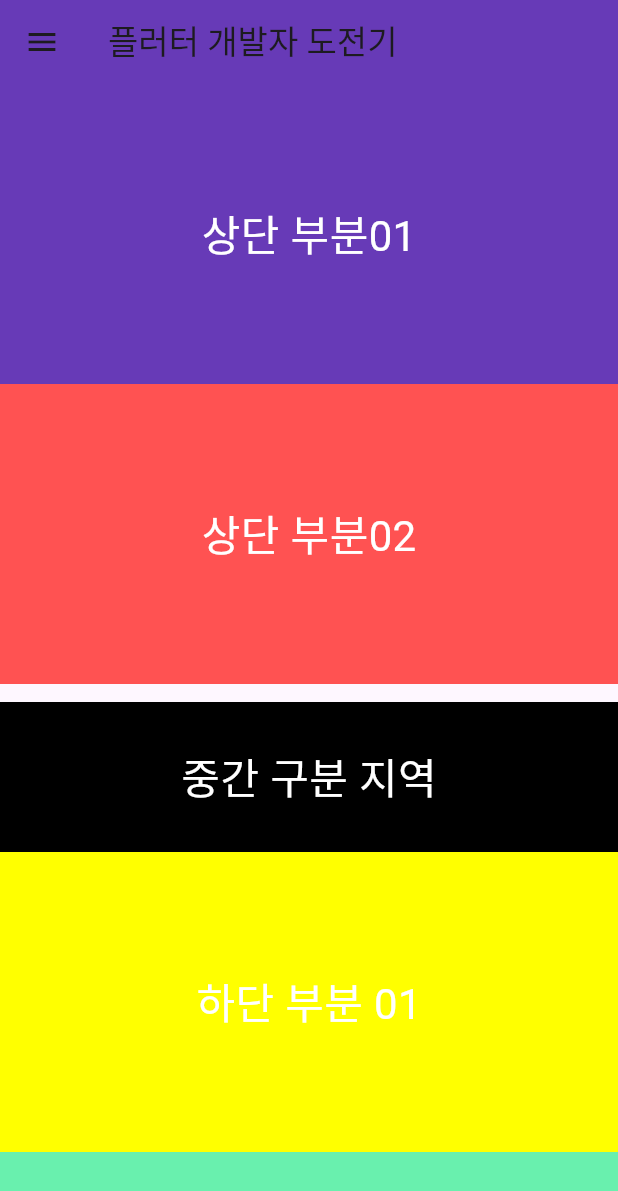
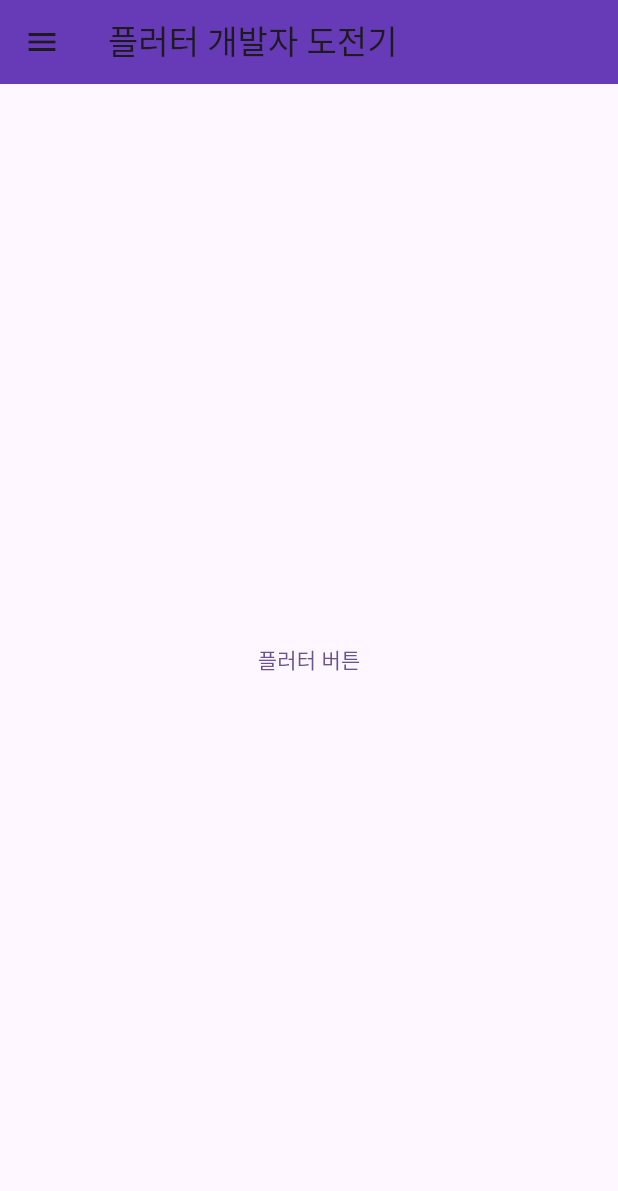
Before and after one commit to croppedeyebrow/Flutter_widget_practice, a Flutter app: the screen it shows after launch, on a phone screen of 412 x 824 dp. Shown: the top 1191 px of the screen. Run offline on Flutter 3.47's test engine with Material 3 defaults, Android fonts, the phone set to English and light mode, and no system bars.

Commit message:
다이얼로그 실습

```diff
--- a/lib/main.dart
+++ b/lib/main.dart
@@ -51,91 +51,47 @@
             )
           ],
         )),
-      body: SingleChildScrollView(
-        child: Column(
-          children: [
-            //상단 부분 스크롤 박스
-            SizedBox(
-              height: MediaQuery.of(context).size.height / 2,
-              child: SingleChildScrollView(
-                child: Column(
-                  children: [
-                    Container(
+        body: Container(
+            // 화면을 감싸는 컨테이너
             child: Center(
-                        child: Text(
-                          "상단 부분01",
-                          style: TextStyle(fontSize: 28, color: Colors.white),
+                // 화면을 가운데 정렬하는 위젯
+                child: TextButton(
+          // 텍스트 버튼 위젯
+          onPressed: () {
+            // 버튼이 눌렸을 때 동작하는 함수
+            // 눌렀을 때 동작
+            showDialog(
+                // 다이얼로그를 띄우는 함수
+                context: context, // 다이얼로그가 띄워질 컨텍스트 설정
+                builder: (BuildContext context) {
+                  // 다이얼로그 내용을 정의하는 빌더 함수
+                  return AlertDialog(
+                    // 알림 다이얼로그 위젯
+                    title: const Text('알림버튼'), // 다이얼로그 제목
+                    content: Container(
+                      // 다이얼로그 내용을 감싸는 컨테이너
+                      child:
+                          const Text("플러터 공부를 계속 진행 하시겠습니까?"), // 다이얼로그 내용 텍스트
                     ),
+                    actions: [
+                      // 다이얼로그 액션 버튼들
+                      TextButton(
+                        // 텍스트 버튼 위젯
+                        onPressed: () =>
+                            Navigator.of(context).pop(), // 다이얼로그를 닫는 함수
+                        child: Text('진행'), // 버튼 텍스트
                       ),
-                      width: MediaQuery.of(context).size.width,
-                      height: 200,
-                      color: Colors.deepPurple,
-                    ),
-                    Container(
-                      child: Center(
-                        child: Text(
-                          "상단 부분02",
-                          style: TextStyle(fontSize: 28, color: Colors.white),
-                        ),
-                      ),
-                      width: MediaQuery.of(context).size.width,
-                      height: 200,
-                      color: Colors.redAccent,
-                    ),
+                      TextButton(
+                        // 텍스트 버튼 위젯
+                        onPressed: () =>
+                            Navigator.of(context).pop(), // 다이얼로그를 닫는 함수
+                        child: Text('취소'), // 버튼 텍스트
+                      )
                     ],
-                ),
-              ),
-            ),
-
-            //중간 구분 지역
-            SizedBox(
-                width: MediaQuery.of(context).size.width,
-                height: 100,
-                child: Container(
-                  color: Colors.black,
-                  child: Center(
-                    child: Text(
-                      "중간 구분 지역",
-                      style: TextStyle(fontSize: 28, color: Colors.white),
-                    ),
-                  ),
-                )),
-
-            //밑에 부분 스크롤 박스
-            SizedBox(
-              height: MediaQuery.of(context).size.height / 2,
-              child: SingleChildScrollView(
-                child: Column(
-                  children: [
-                    Container(
-                      child: Center(
-                        child: Text(
-                          "하단 부분 01",
-                          style: TextStyle(fontSize: 28, color: Colors.white),
-                        ),
-                      ),
-                      width: MediaQuery.of(context).size.width,
-                      height: 200,
-                      color: Colors.yellowAccent,
-                    ),
-                    Container(
-                      child: Center(
-                        child: Text(
-                          "하단 부분 02",
-                          style: TextStyle(fontSize: 28, color: Colors.white),
-                        ),
-                      ),
-                      width: MediaQuery.of(context).size.width,
-                      height: 200,
-                      color: Colors.greenAccent,
-                    ),
-                  ],
-                ),
-              ),
-            ),
-          ],
-        ),
-      ),
                   );
+                });
+          },
+          child: Text('플러터 버튼'), // 버튼 텍스트,
+        ))));
   }
 }
```
Lines whose indentation alone changed are shown as unchanged.
